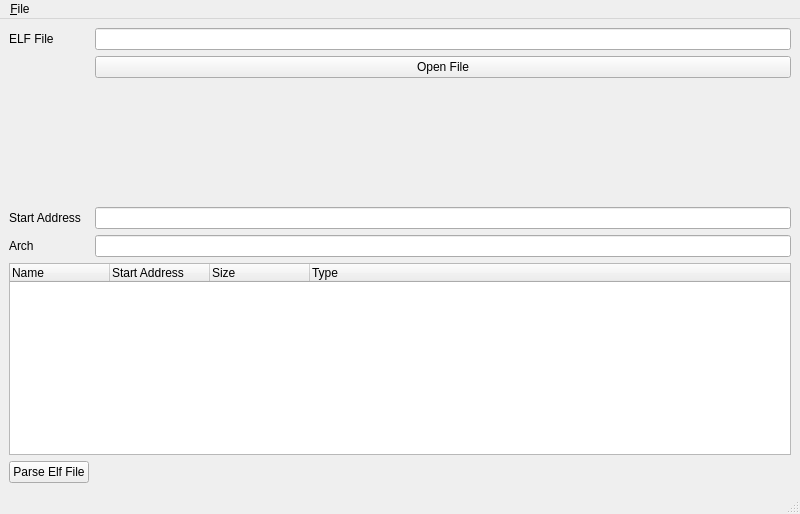
The window that ui/elf_viewer.ui (RAMENtheNOODLES/dev-board-flasher) describes before a commit, drawn with Qt 5.
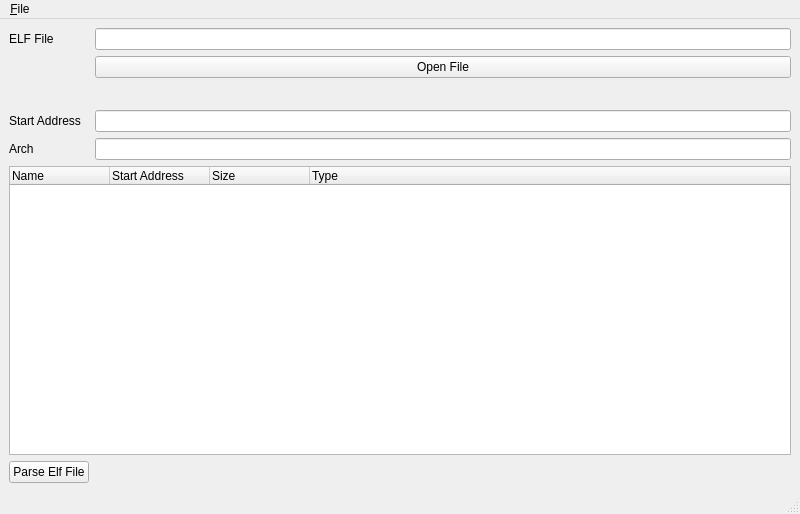
The same window after the commit.

What changed in the file:
```diff
--- a/ui/elf_viewer.ui
+++ b/ui/elf_viewer.ui
@@ -96,6 +96,9 @@
       <property name="orientation">
        <enum>Qt::Orientation::Vertical</enum>
       </property>
+      <property name="sizeType">
+       <enum>QSizePolicy::Policy::Fixed</enum>
+      </property>
       <property name="sizeHint" stdset="0">
        <size>
         <width>20</width>
```
